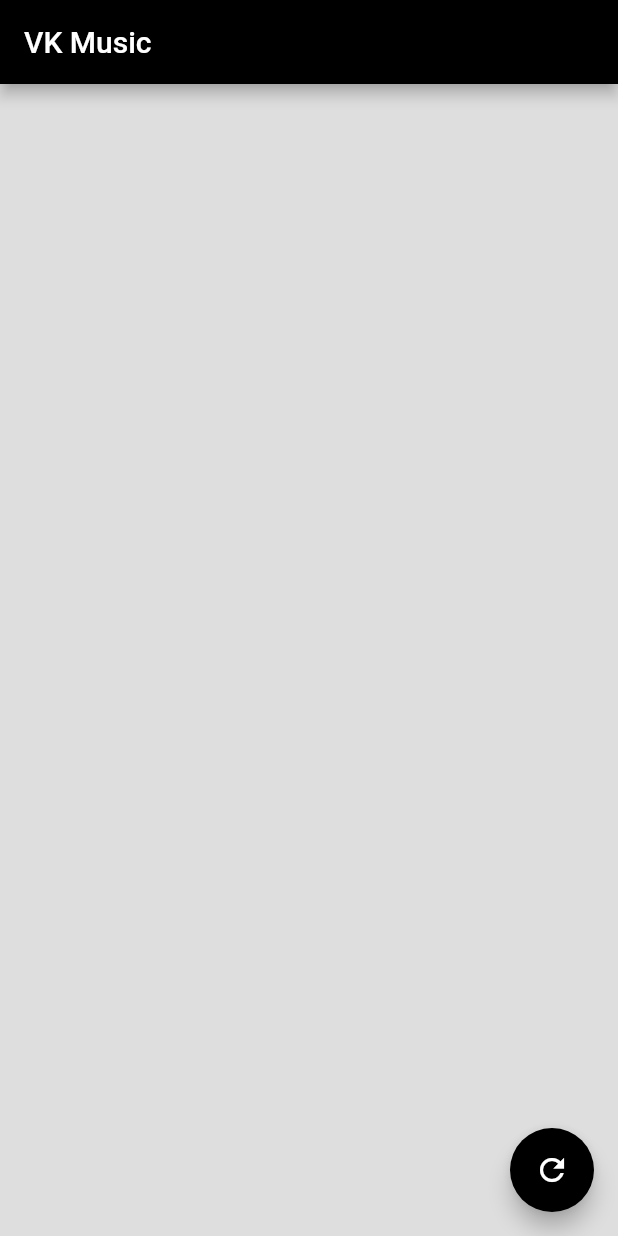
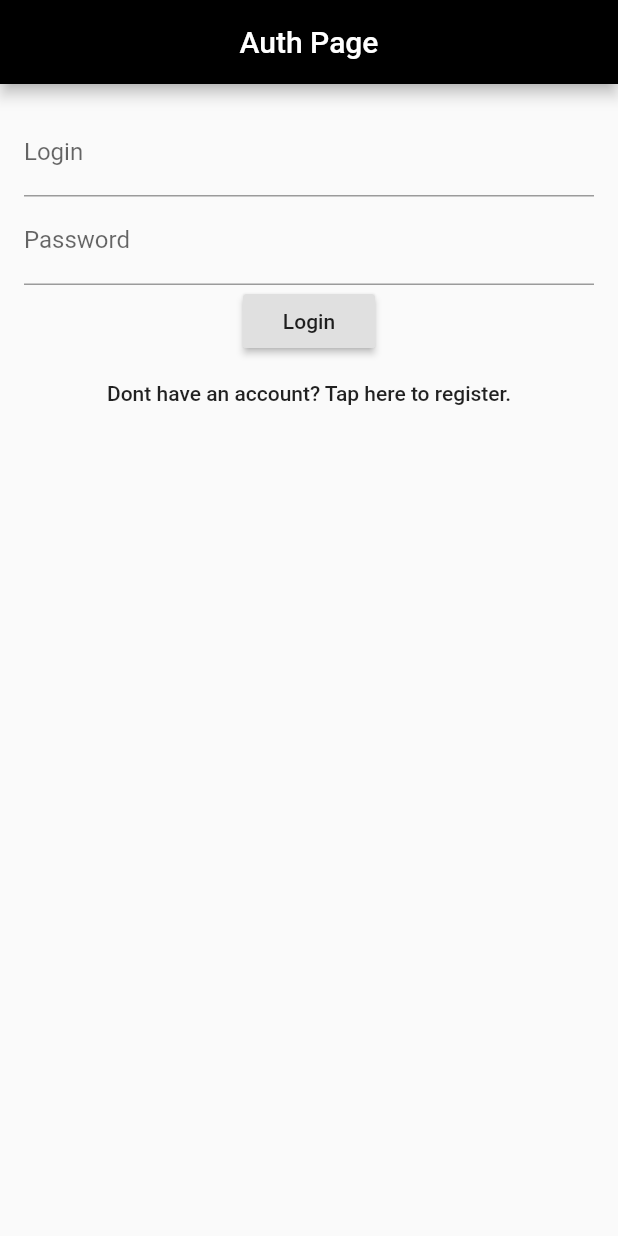
Before and after one commit to cr0manty/Fox_Music, a Flutter app: the screen it shows after launch, on a phone screen of 412 x 824 dp. Run offline on Flutter 3.47's test engine with Material 2 defaults, Android fonts, the light colour scheme and no system bars.

Commit message:
add login page

```diff
--- /dev/null
+++ b/lib/LoginPage.dart
@@ -0,0 +1,168 @@
+import 'package:flutter/material.dart';
+
+class LoginPage extends StatefulWidget {
+  @override
+  State<StatefulWidget> createState() => new _LoginPageState();
+}
+
+enum FormType { login, register }
+
+class _LoginPageState extends State<LoginPage> {
+  final TextEditingController _loginFilter = new TextEditingController();
+  final TextEditingController _passwordFilter = new TextEditingController();
+  final TextEditingController _userIDFilter = new TextEditingController();
+  String _login = "";
+  String _password = "";
+  String _userID = "";
+  FormType _form = FormType
+      .login; // our default setting is to login, and we should switch to creating an account when the user chooses to
+
+  _LoginPageState() {
+    _loginFilter.addListener(_emailListen);
+    _passwordFilter.addListener(_passwordListen);
+    _userIDFilter.addListener(_userIDListen);
+  }
+
+  void _emailListen() {
+    if (_loginFilter.text.isEmpty) {
+      _login = "";
+    } else {
+      _login = _loginFilter.text;
+    }
+  }
+
+  void _userIDListen() {
+    if (_userIDFilter.text.isEmpty) {
+      _userID = "";
+    } else {
+      _userID = _userIDFilter.text;
+    }
+  }
+
+  void _passwordListen() {
+    if (_passwordFilter.text.isEmpty) {
+      _password = "";
+    } else {
+      _password = _passwordFilter.text;
+    }
+  }
+
+  void _formChange() async {
+    setState(() {
+      if (_form == FormType.register) {
+        _form = FormType.login;
+      } else {
+        _form = FormType.register;
+      }
+    });
+  }
+
+  @override
+  Widget build(BuildContext context) {
+    return new Scaffold(
+      appBar: _buildBar(context),
+      body: new Container(
+        padding: EdgeInsets.all(16.0),
+        child: new Column(
+          children: <Widget>[
+            _buildTextFields(),
+            _buildButtons(),
+          ],
+        ),
+      ),
+    );
+  }
+
+  Widget _buildBar(BuildContext context) {
+    return new AppBar(
+      title: new Text("Auth Page"),
+      centerTitle: true,
+    );
+  }
+
+  Widget _buildTextFields() {
+    return new Container(
+      child: new Column(
+        children: <Widget>[
+          new Container(
+            child: new TextField(
+              controller: _loginFilter,
+              decoration: new InputDecoration(labelText: 'Login'),
+            ),
+          ),
+          new Container(
+            child: new TextField(
+              controller: _passwordFilter,
+              decoration: new InputDecoration(labelText: 'Password'),
+              obscureText: true,
+            ),
+          )
+        ],
+      ),
+    );
+  }
+
+  String numberValidator(String value) {
+    if (value == null) {
+      return null;
+    }
+    final n = num.tryParse(value);
+    if (n == null) {
+      return '"$value" is not a valid number';
+    }
+    return null;
+  }
+
+  Widget _buildButtons() {
+    if (_form == FormType.login) {
+      return new Container(
+        child: new Column(
+          children: <Widget>[
+            new RaisedButton(
+              child: new Text('Login'),
+              onPressed: _loginPressed,
+            ),
+            new FlatButton(
+              child: new Text('Dont have an account? Tap here to register.'),
+              onPressed: _formChange,
+            ),
+          ],
+        ),
+      );
+    } else {
+      return new Container(
+        child: new Column(
+          children: <Widget>[
+            new Container(
+              child: new TextField(
+                controller: _userIDFilter,
+                decoration: new InputDecoration(labelText: 'User ID'),
+                keyboardType: TextInputType.number,
+//                inputFormatters: <TextInputFormatter>[
+//                  WhitelistingTextInputFormatter.digitsOnly
+//                ],
+              ),
+            ),
+            new RaisedButton(
+              child: new Text('Create an Account'),
+              onPressed: _createAccountPressed,
+            ),
+            new FlatButton(
+              child: new Text('Have an account? Click here to login.'),
+              onPressed: _formChange,
+            )
+          ],
+        ),
+      );
+    }
+  }
+
+  void _loginPressed() {
+    print('The user wants to login with $_login and $_password');
+  }
+
+  void _createAccountPressed() {
+    print(
+        'The user wants to create an accoutn with $_login and $_password and $_userID');
+  }
+}
--- a/lib/SongData.dart
+++ b/lib/SongData.dart
@@ -3,14 +3,14 @@
   String artist;
   String duration;
   String download;
-  int song_id;
-  DateTime posted_at;
+  int songId;
+  DateTime postedAt;
 
   Song(
-      {this.song_id,
+      {this.songId,
       this.artist,
       this.name,
       this.duration,
       this.download,
-      this.posted_at});
+      this.postedAt});
 }
--- /dev/null
+++ b/lib/UserClass.dart
@@ -0,0 +1,9 @@
+class User {
+  String name;
+  String firstName;
+  String lastName;
+  String image;
+  String login;
+  String password;
+  String userID;
+}
--- a/lib/main.dart
+++ b/lib/main.dart
@@ -1,5 +1,6 @@
 import 'package:flutter/material.dart';
-import 'package:vk_parse/widgets.dart';
+import 'package:vk_parse/MusicListPage.dart';
+import 'package:vk_parse/LoginPage.dart';
 import 'colors.dart';
 
 void main() => runApp(MyApp());
@@ -15,7 +16,7 @@
           title: TextStyle(color:Colors.white)
         )
       ),
-      home: HomePage(),
+      home: LoginPage(),
     );
   }
 }
```
Also changed, not shown: lib/MusicListPage.dart (renamed from lib/widgets.dart, +16 -10 lines).
